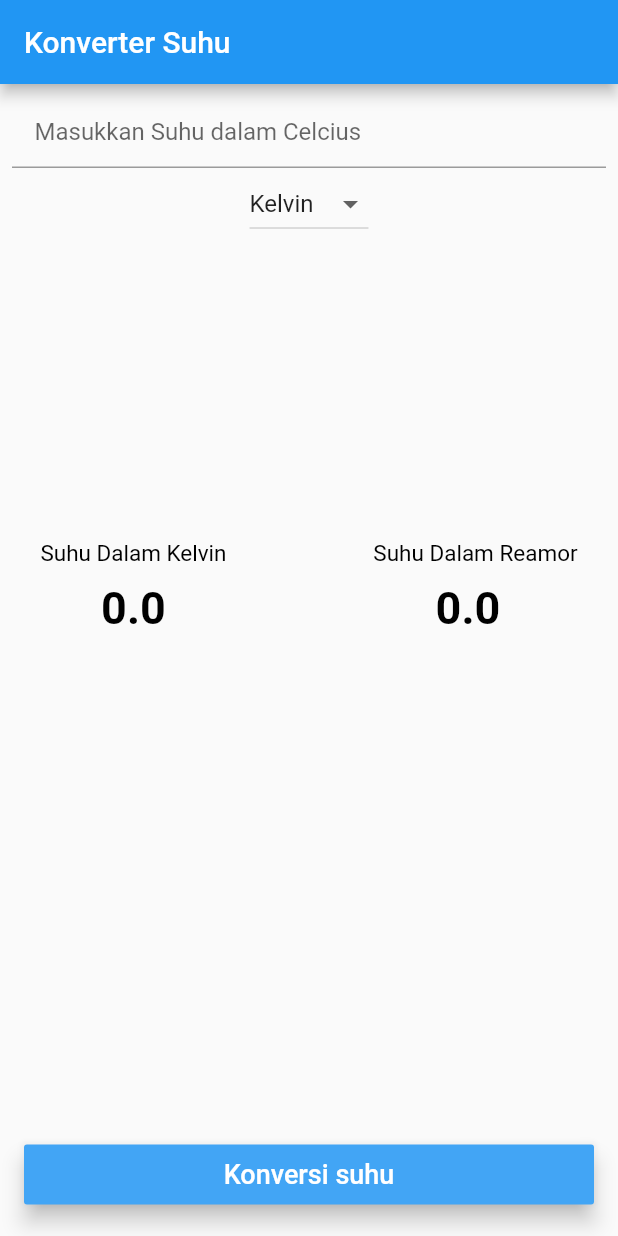
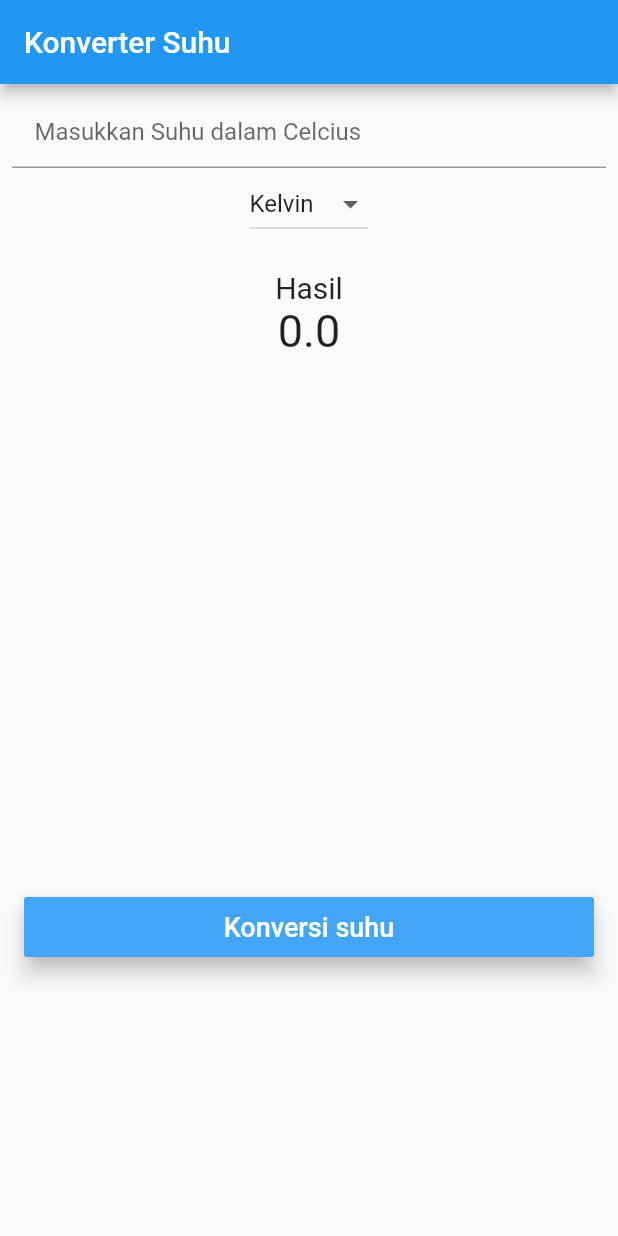
Before and after one commit to ITTECH-DEO/flutter_application_tugas3, a Flutter app: the screen it shows after launch, after a tap on "Konversi suhu", on a phone screen of 412 x 824 dp. Run offline on Flutter 3.47's test engine with Material 2 defaults, Android fonts, the phone set to English and light mode, and no system bars.

Commit message:
Tugas 4.3

```diff
--- a/lib/main.dart
+++ b/lib/main.dart
@@ -23,19 +23,16 @@ class _MyAppState extends State<MyApp> {
 
   double inputSuhu = 0;
 
-  double reamur = 0;
+  // double reamur = 0;
 
-  double kelvin = 0;
+  // double kelvin = 0;
 
   double fahrenheit = 0;
 
   // ignore: unused_field
-  double _inputUser = 0;
-  // ignore: unused_field
   double _kelvin = 0;
   // ignore: unused_field
   double _reamur = 0;
-  final inputController = TextEditingController();
   // ignore: unused_field
   String _newValue = "Kelvin";
   // ignore: unused_field
@@ -45,8 +42,10 @@ class _MyAppState extends State<MyApp> {
 
   void perhitungan() => setState(() {
         inputSuhu = double.parse(SuhuController.text);
-        reamur = (4 / 5) * inputSuhu;
-        kelvin = inputSuhu + 273;
+        if (_newValue == "Kelvin")
+          _result = inputSuhu + 273;
+        else
+          _result = (4 / 5) * inputSuhu;
       });
 
   @override
@@ -77,12 +76,16 @@ class _MyAppState extends State<MyApp> {
                 onChanged: (String changeValue) {
                   setState(() {
                     _newValue = changeValue;
+                    perhitungan();
                   });
                 },
               ),
+
+              // ignore: missing_required_param
               Result(
-                kelvin: kelvin,
-                reamur: reamur,
+                // kelvin: kelvin,
+                // reamur: reamur,
+                result: _result,
               ),
               Flexible(
                 child: Container(
--- a/lib/result.dart
+++ b/lib/result.dart
@@ -7,54 +7,30 @@ class Result extends StatelessWidget {
     Key key,
     @required this.kelvin,
     @required this.reamur,
+    @required this.result,
   }) : super(key: key);
   final double kelvin;
   final double reamur;
+  final double result;
 
   @override
+  // ignore: missing_return
   Widget build(BuildContext context) {
     return Container(
-      child: Row(
-          mainAxisAlignment: MainAxisAlignment.spaceAround,
-          children: <Widget>[
-            Column(children: [
-              Container(
-                margin: EdgeInsets.fromLTRB(0, 200, 50, 0),
-                child: Text(
-                  "Suhu Dalam Kelvin",
-                  style: TextStyle(color: Colors.black, fontSize: 15),
-                ),
-              ),
-              Container(
-                  margin: EdgeInsets.fromLTRB(0, 10, 50, 0),
-                  child: Text(
-                    "$kelvin",
-                    style: TextStyle(
-                        color: Colors.black,
-                        fontSize: 30,
-                        fontWeight: FontWeight.bold),
-                  ))
-            ]),
-            Column(children: [
-              Container(
-                margin: EdgeInsets.fromLTRB(10, 200, 0, 0),
-                child: Text(
-                  "Suhu Dalam Reamor",
-                  style: TextStyle(color: Colors.black, fontSize: 15),
-                ),
-              ),
-              Container(
-                margin: EdgeInsets.fromLTRB(0, 10, 0, 0),
-                child: Text(
-                  "$reamur",
-                  style: TextStyle(
-                      color: Colors.black,
-                      fontSize: 30,
-                      fontWeight: FontWeight.bold),
-                ),
-              )
-            ])
-          ]),
+      margin: EdgeInsets.only(top: 20, bottom: 20),
+      child: Column(
+        mainAxisAlignment: MainAxisAlignment.center,
+        children: [
+          Text(
+            "Hasil",
+            style: TextStyle(fontSize: 20),
+          ),
+          Text(
+            result.toStringAsFixed(1),
+            style: TextStyle(fontSize: 30),
+          )
+        ],
+      ),
     );
   }
 }
```
